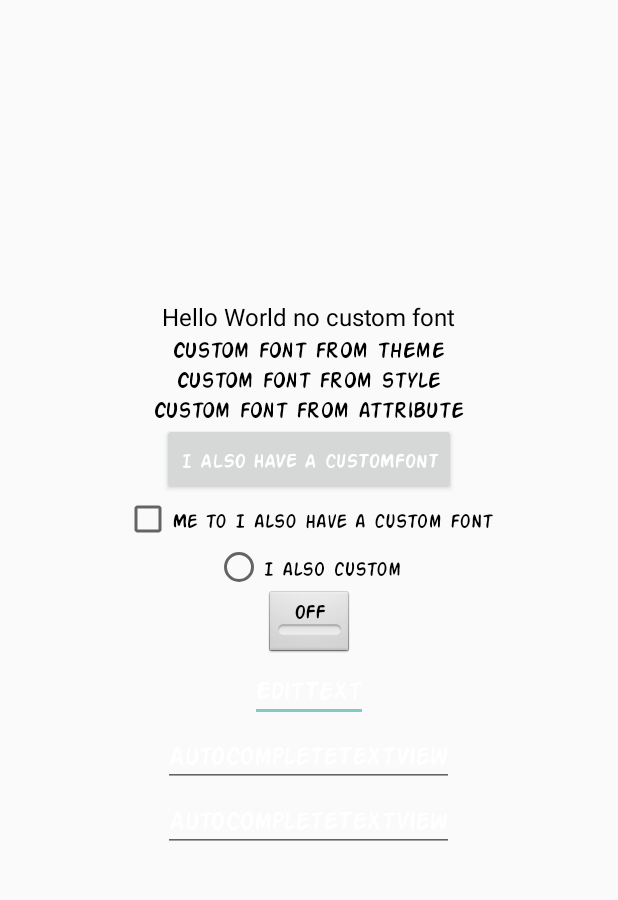
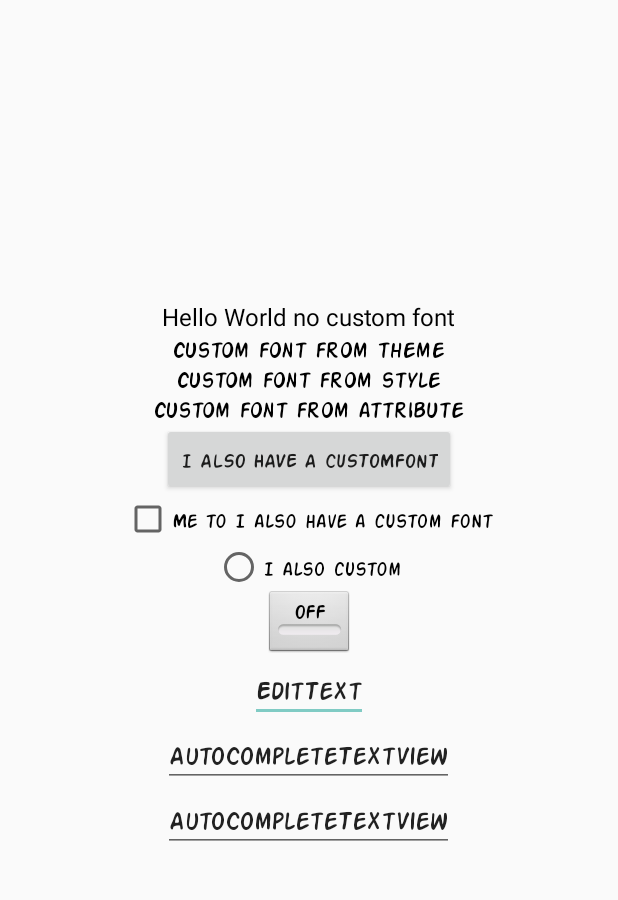
Before and after one commit to Pixplicity/letterpress, an Android app: the screen it shows after launch (MainActivity), on a phone screen of 412 x 824 dp, the part 84-984 px from its top. Run offline under Robolectric (Android 15) with nearby library versions, the phone set to English and light mode, and no system bars.

Commit message:
corrected primary text color

```diff
--- a/app/src/main/res/values/theme.xml
+++ b/app/src/main/res/values/theme.xml
@@ -1,5 +1,6 @@
 <?xml version="1.0" encoding="utf-8"?>
 <resources>
+
     <!-- Base application theme. -->
     <style name="BaseTheme" parent="Theme.AppCompat.Light.NoActionBar">
         <!-- Customize your theme here. -->
@@ -21,10 +22,10 @@
         <item name="colorPrimary">@color/primary_material_dark</item>
         <item name="colorPrimaryDark">@color/primary_dark_material_dark</item>
         <item name="colorAccent">@color/accent_material_dark</item>
-        <item name="android:textColorPrimary">@color/primary_text_default_material_dark</item>
+        <item name="android:textColorPrimary">@color/primary_text_default_material_light</item>
     </style>
 
     <style name="AppTheme" parent="BaseTheme">
+    </style>
 
-    </style>
 </resources>
```
